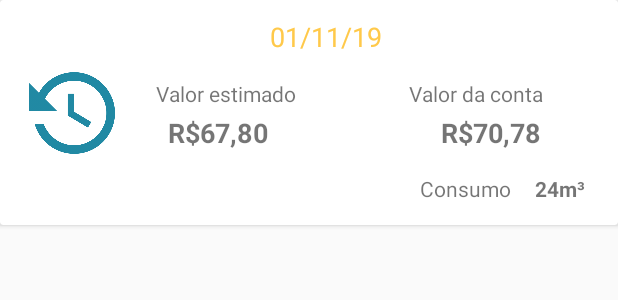
After one commit to lumakhl/acompanha-ai, an Android app: the layout card_historico.xml on its own in the app's theme, with its tools: preview values and no code run, on a phone screen of 412 x 824 dp. The commit adds this screen. Shown: the top 300 px of the screen. Run offline under Robolectric (Android 15) with nearby library versions, the phone set to English and light mode, and no system bars.

Commit message:
card historico

```diff
--- a/AcompanhaAi/app/src/main/java/com/ai/acompanha/acompanhaai/ui/main/MainActivity.java
+++ b/AcompanhaAi/app/src/main/java/com/ai/acompanha/acompanhaai/ui/main/MainActivity.java
@@ -14,6 +14,7 @@ import com.ai.acompanha.acompanhaai.ui.dialog.FecharDialog;
 import com.google.android.material.floatingactionbutton.FloatingActionButton;
 
 import android.provider.MediaStore;
+import android.view.MenuItem;
 import android.view.View;
 
 import androidx.annotation.NonNull;
@@ -93,6 +94,33 @@ public class MainActivity extends AppCompatActivity {
         NavController navController = Navigation.findNavController(this, R.id.nav_host_fragment);
         NavigationUI.setupActionBarWithNavController(this, navController, mAppBarConfiguration);
         NavigationUI.setupWithNavController(navigationView, navController);
+
+        mAppBarConfiguration.getDrawerLayout().setOnClickListener(new View.OnClickListener() {
+            @Override
+            public void onClick(View view) {
+                Toast.makeText(getApplicationContext(), "Item menu", Toast.LENGTH_LONG).show();
+            }
+        });
+        drawer.setOnClickListener(new View.OnClickListener() {
+            @Override
+            public void onClick(View view) {
+                Toast.makeText(getApplicationContext(), "Item menu", Toast.LENGTH_LONG).show();
+            }
+        });
+
+        navigationView.setOnClickListener(new View.OnClickListener() {
+            @Override
+            public void onClick(View view) {
+                Toast.makeText(getApplicationContext(), "Item menu", Toast.LENGTH_LONG).show();
+            }
+        });
+        navigationView.setNavigationItemSelectedListener(new NavigationView.OnNavigationItemSelectedListener() {
+            @Override
+            public boolean onNavigationItemSelected(@NonNull MenuItem menuItem) {
+                Toast.makeText(getApplicationContext(), "Clicou aqui", Toast.LENGTH_LONG).show();
+                return false;
+            }
+        });
     }
 
     @Override
@@ -143,4 +171,11 @@ public class MainActivity extends AppCompatActivity {
             imageService.process(photo, this);
         }
     }
+
+    @Override
+    public boolean onOptionsItemSelected(@NonNull MenuItem item) {
+
+      //  Toast.makeText(getApplicationContext(), "Item menu", Toast.LENGTH_LONG).show();
+        return super.onOptionsItemSelected(item);
+    }
 }
--- /dev/null
+++ b/AcompanhaAi/app/src/main/res/layout/card_historico.xml
@@ -0,0 +1,111 @@
+<?xml version="1.0" encoding="utf-8"?>
+<LinearLayout xmlns:android="http://schemas.android.com/apk/res/android"
+    xmlns:app="http://schemas.android.com/apk/res-auto"
+    xmlns:tools="http://schemas.android.com/tools"
+    android:layout_width="match_parent"
+    android:layout_height="match_parent">
+
+    <androidx.cardview.widget.CardView
+        android:layout_width="match_parent"
+        android:layout_height="150dp">
+
+        <androidx.constraintlayout.widget.ConstraintLayout
+            android:layout_width="match_parent"
+            android:layout_height="match_parent">
+
+            <ImageView
+                android:id="@+id/imageView5"
+                android:layout_width="64dp"
+                android:layout_height="57dp"
+                app:layout_constraintBottom_toBottomOf="parent"
+                app:layout_constraintEnd_toEndOf="parent"
+                app:layout_constraintHorizontal_bias="0.046"
+                app:layout_constraintStart_toStartOf="parent"
+                app:layout_constraintTop_toTopOf="parent"
+                app:layout_constraintVertical_bias="0.505"
+                app:srcCompat="@drawable/history" />
+
+            <TextView
+                android:id="@+id/txtPeriodo"
+                android:layout_width="wrap_content"
+                android:layout_height="wrap_content"
+                android:layout_marginStart="100dp"
+                android:layout_marginTop="12dp"
+                android:text="01/11/19"
+                android:textColor="@color/amareloOuro"
+                android:textSize="18sp"
+                app:layout_constraintStart_toEndOf="@+id/imageView5"
+                app:layout_constraintTop_toTopOf="parent" />
+
+            <TextView
+                android:id="@+id/textView6"
+                android:layout_width="wrap_content"
+                android:layout_height="wrap_content"
+                android:layout_marginStart="24dp"
+                android:layout_marginTop="16dp"
+                android:text="@string/fragment_valor"
+                app:layout_constraintStart_toEndOf="@+id/imageView5"
+                app:layout_constraintTop_toBottomOf="@+id/txtPeriodo" />
+
+            <TextView
+                android:id="@+id/textView7"
+                android:layout_width="wrap_content"
+                android:layout_height="wrap_content"
+                android:layout_marginStart="75dp"
+                android:layout_marginTop="16dp"
+                android:text="@string/valor_real"
+                app:layout_constraintStart_toEndOf="@+id/textView6"
+                app:layout_constraintTop_toBottomOf="@+id/txtPeriodo" />
+
+            <TextView
+                android:id="@+id/txtValorEstimado"
+                android:layout_width="wrap_content"
+                android:layout_height="wrap_content"
+                android:layout_marginStart="32dp"
+                android:layout_marginTop="4dp"
+                android:text="R$67,80"
+                android:textSize="18sp"
+                android:textStyle="bold"
+                app:layout_constraintStart_toEndOf="@+id/imageView5"
+                app:layout_constraintTop_toBottomOf="@+id/textView6" />
+
+            <TextView
+                android:id="@+id/textValorReal"
+                android:layout_width="wrap_content"
+                android:layout_height="wrap_content"
+                android:layout_marginStart="115dp"
+                android:layout_marginTop="4dp"
+                android:text="R$70,78"
+                android:textSize="18sp"
+                android:textStyle="bold"
+                app:layout_constraintStart_toEndOf="@+id/txtValorEstimado"
+                app:layout_constraintTop_toBottomOf="@+id/textView7" />
+
+            <TextView
+                android:id="@+id/textView14"
+                android:layout_width="wrap_content"
+                android:layout_height="wrap_content"
+                android:layout_marginBottom="8dp"
+                android:layout_marginStart="280dp"
+                android:layout_marginTop="8dp"
+                android:text="@string/fragment_consumo"
+                app:layout_constraintBottom_toBottomOf="parent"
+                app:layout_constraintStart_toStartOf="parent"
+                app:layout_constraintTop_toBottomOf="@+id/textValorReal" />
+
+            <TextView
+                android:id="@+id/txtConsumo"
+                android:layout_width="wrap_content"
+                android:layout_height="wrap_content"
+                android:layout_marginBottom="8dp"
+                android:layout_marginStart="16dp"
+                android:layout_marginTop="8dp"
+                android:text="24m³"
+                android:textSize="14sp"
+                android:textStyle="bold"
+                app:layout_constraintBottom_toBottomOf="parent"
+                app:layout_constraintStart_toEndOf="@+id/textView14"
+                app:layout_constraintTop_toBottomOf="@+id/textValorReal" />
+        </androidx.constraintlayout.widget.ConstraintLayout>
+    </androidx.cardview.widget.CardView>
+</LinearLayout>
--- a/AcompanhaAi/app/src/main/res/layout/fragment_gallery.xml
+++ b/AcompanhaAi/app/src/main/res/layout/fragment_gallery.xml
@@ -1,6 +1,7 @@
 <?xml version="1.0" encoding="utf-8"?>
 <androidx.constraintlayout.widget.ConstraintLayout xmlns:android="http://schemas.android.com/apk/res/android"
     xmlns:app="http://schemas.android.com/apk/res-auto"
+    xmlns:tools="http://schemas.android.com/tools"
     android:layout_width="match_parent"
     android:layout_height="match_parent">
 
@@ -16,4 +17,10 @@
         app:layout_constraintEnd_toEndOf="parent"
         app:layout_constraintStart_toStartOf="parent"
         app:layout_constraintTop_toTopOf="parent" />
+
+    <androidx.recyclerview.widget.RecyclerView
+        android:layout_width="match_parent"
+        android:layout_height="match_parent"
+        tools:layout_editor_absoluteX="212dp"
+        tools:layout_editor_absoluteY="150dp" />
 </androidx.constraintlayout.widget.ConstraintLayout>
```
Also changed, not shown: AcompanhaAi/app/src/main/res/drawable/history.png (added).
